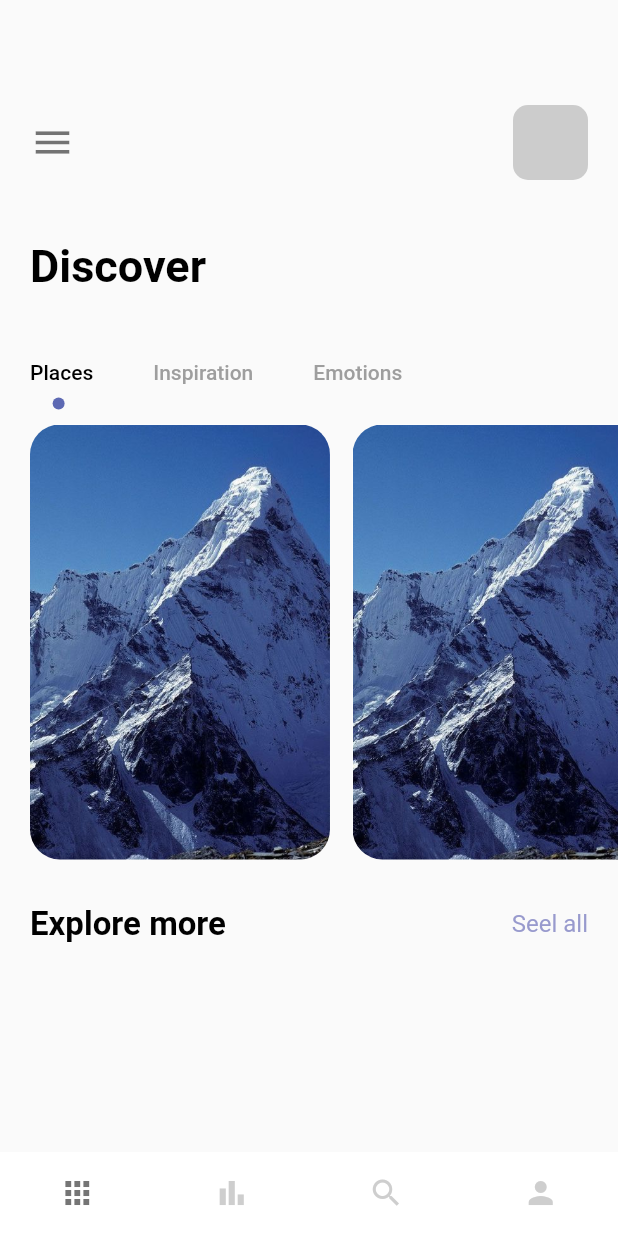
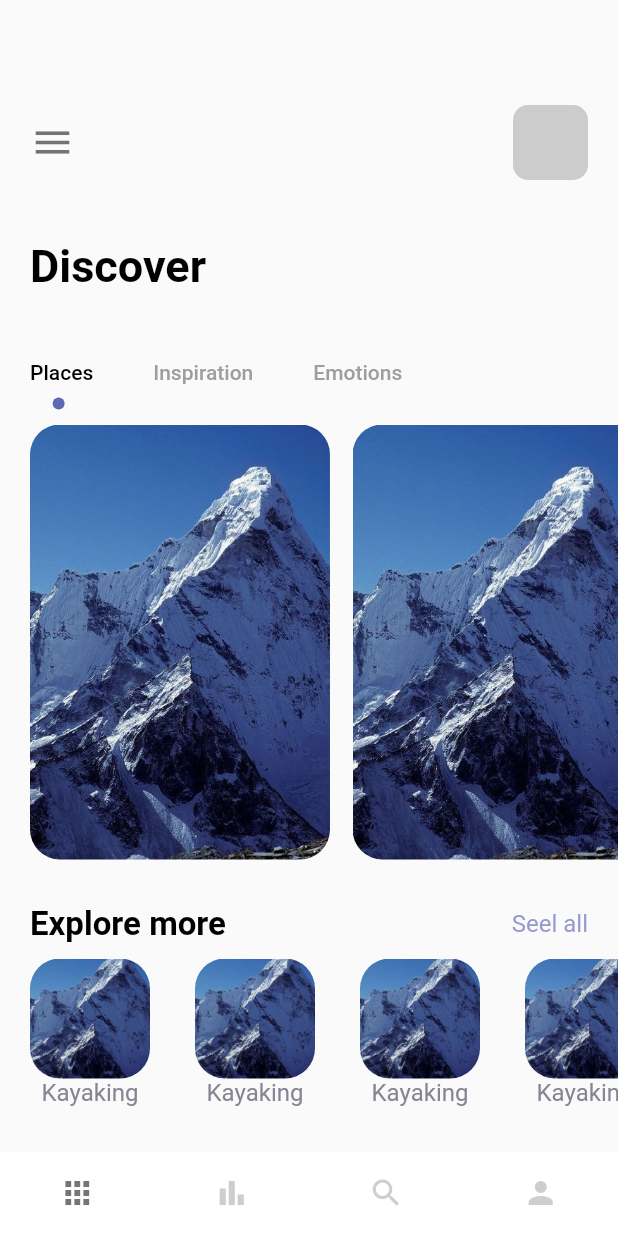
Before and after one commit to joaovieira23/travel-app, a Flutter app: the screen it shows after launch, on a phone screen of 412 x 824 dp. Run offline on Flutter 3.47's test engine with Material 2 defaults, Android fonts, the phone set to English and light mode, and no system bars.

```diff
--- a/lib/pages/navpages/home_page.dart
+++ b/lib/pages/navpages/home_page.dart
@@ -109,6 +109,45 @@ class _HomePageState extends State<HomePage> with TickerProviderStateMixin {
                     AppText(text: 'Seel all', color: AppColors.textColor1,)
                   ],
                 ),
+              ),
+              SizedBox(height: 10,),
+              Container(
+                margin: const EdgeInsets.only(left: 20),
+                height: 100,
+                width: double.maxFinite,
+                child: ListView.builder(
+                  itemCount: 4,
+                  scrollDirection: Axis.horizontal,
+                  itemBuilder: (_, index) {
+                  return Container(
+                    margin: const EdgeInsets.only(right: 30),
+                    child: Column(
+                      children: [
+                        Container(
+                          // margin: const EdgeInsets.only(right: 50),
+                          width: 80,
+                          height: 80,
+                          decoration: BoxDecoration(
+                            borderRadius: BorderRadius.circular(20),
+                            color: Colors.white,
+                            image: DecorationImage(
+                              image: AssetImage(
+                                "img/mountain.jpeg"
+                              ),
+                              fit: BoxFit.cover
+                            )
+                          ),
+                        ),
+                        Container(
+                          child: AppText(
+                            text: "Kayaking",
+                            color: AppColors.textColor2,
+                          ),
+                        )
+                      ],
+                    ),
+                  );
+                }),
               )
             ],
           ),
```
